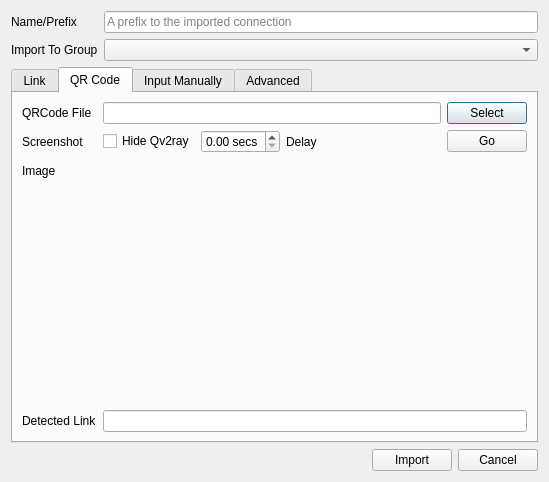
This is src/ui/windows/w_ImportConfig.ui in Qv2ray/Qv2ray as Qt 5 draws it before an edit. The edited form follows.
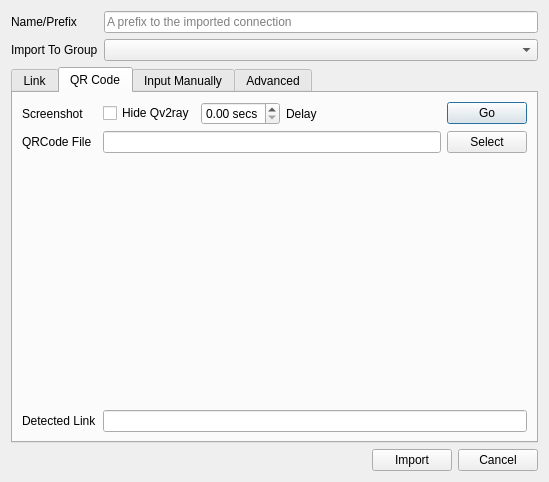
This is the edited form. The open tabs and pages were chosen to show the change.

```diff
--- a/src/ui/windows/w_ImportConfig.ui
+++ b/src/ui/windows/w_ImportConfig.ui
@@ -102,41 +102,13 @@
       </attribute>
       <layout class="QFormLayout" name="formLayout_3">
        <item row="0" column="0">
-        <widget class="QLabel" name="label_5">
-         <property name="text">
-          <string>QRCode File</string>
-         </property>
-        </widget>
-       </item>
-       <item row="0" column="1">
-        <layout class="QHBoxLayout" name="horizontalLayout">
-         <item>
-          <widget class="QLineEdit" name="imageFileEdit">
-           <property name="text">
-            <string/>
-           </property>
-           <property name="readOnly">
-            <bool>true</bool>
-           </property>
-          </widget>
-         </item>
-         <item>
-          <widget class="QPushButton" name="selectImageBtn">
-           <property name="text">
-            <string>Select</string>
-           </property>
-          </widget>
-         </item>
-        </layout>
-       </item>
-       <item row="1" column="0">
         <widget class="QLabel" name="label_11">
          <property name="text">
           <string>Screenshot</string>
          </property>
         </widget>
        </item>
-       <item row="1" column="1">
+       <item row="0" column="1">
         <layout class="QHBoxLayout" name="horizontalLayout_6">
          <item>
           <widget class="QCheckBox" name="hideQv2rayCB">
@@ -196,28 +168,33 @@
          </item>
         </layout>
        </item>
-       <item row="2" column="0">
-        <widget class="QLabel" name="label_10">
+       <item row="1" column="0">
+        <widget class="QLabel" name="label_5">
          <property name="text">
-          <string>Image</string>
+          <string>QRCode File</string>
          </property>
         </widget>
        </item>
-       <item row="2" column="1">
-        <widget class="QLabel" name="qrImageLabel">
-         <property name="sizePolicy">
-          <sizepolicy hsizetype="Expanding" vsizetype="Expanding">
-           <horstretch>0</horstretch>
-           <verstretch>0</verstretch>
-          </sizepolicy>
-         </property>
-         <property name="text">
-          <string/>
-         </property>
-         <property name="scaledContents">
-          <bool>true</bool>
-         </property>
-        </widget>
+       <item row="1" column="1">
+        <layout class="QHBoxLayout" name="horizontalLayout">
+         <item>
+          <widget class="QLineEdit" name="imageFileEdit">
+           <property name="text">
+            <string/>
+           </property>
+           <property name="readOnly">
+            <bool>true</bool>
+           </property>
+          </widget>
+         </item>
+         <item>
+          <widget class="QPushButton" name="selectImageBtn">
+           <property name="text">
+            <string>Select</string>
+           </property>
+          </widget>
+         </item>
+        </layout>
        </item>
        <item row="3" column="0">
         <widget class="QLabel" name="label_3">
@@ -233,6 +210,19 @@
          </property>
         </widget>
        </item>
+       <item row="2" column="0">
+        <spacer name="verticalSpacer">
+         <property name="orientation">
+          <enum>Qt::Vertical</enum>
+         </property>
+         <property name="sizeHint" stdset="0">
+          <size>
+           <width>20</width>
+           <height>40</height>
+          </size>
+         </property>
+        </spacer>
+       </item>
       </layout>
      </widget>
      <widget class="QWidget" name="tab_2">
```
